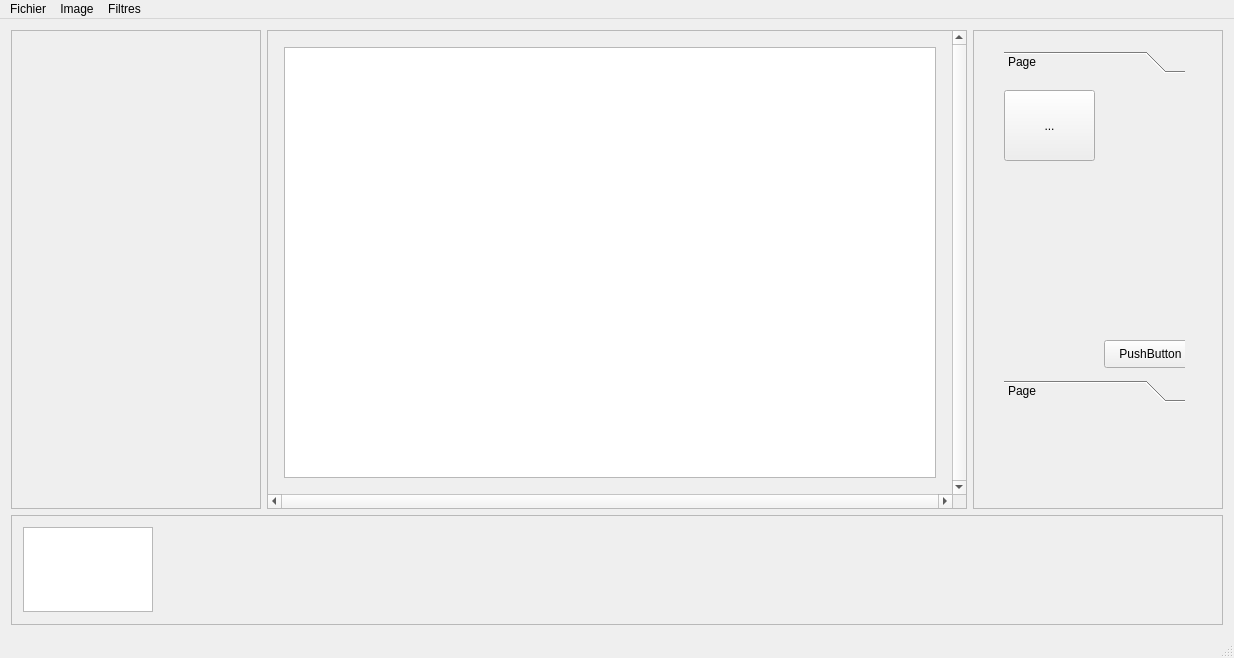
Above: mainwindow.ui from Anthiel/IHM_Qt_M1 before the change. Below: the same form after it.
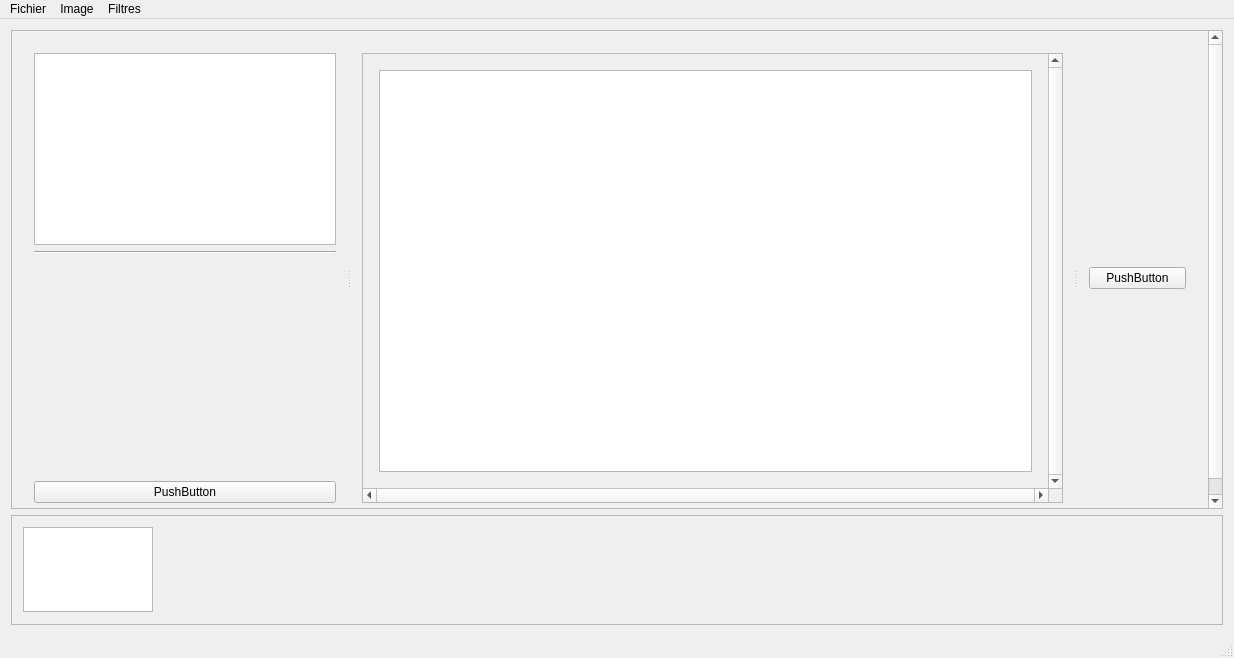
That is the form after the change. Icons and pictures are not drawn. Custom widgets are drawn as their Qt base class.

Commit message: carte mentale + colonne

What changed in the file:
```diff
--- a/mainwindow.ui
+++ b/mainwindow.ui
@@ -32,8 +32,8 @@
    <property name="autoFillBackground">
     <bool>true</bool>
    </property>
-   <layout class="QGridLayout" name="gridLayout">
-    <item row="0" column="0">
+   <layout class="QVBoxLayout" name="verticalLayout_16">
+    <item>
      <layout class="QVBoxLayout" name="verticalLayout">
       <item>
        <layout class="QHBoxLayout" name="horizontalLayout">
@@ -47,7 +47,7 @@
           </property>
           <property name="maximumSize">
            <size>
-            <width>250</width>
+            <width>16777215</width>
             <height>16777215</height>
            </size>
           </property>
@@ -59,13 +59,77 @@
             <rect>
              <x>0</x>
              <y>0</y>
-             <width>248</width>
-             <height>461</height>
+             <width>1210</width>
+             <height>477</height>
             </rect>
            </property>
-          </widget>
-         </widget>
-        </item>
+           <property name="sizePolicy">
+            <sizepolicy hsizetype="Expanding" vsizetype="Expanding">
+             <horstretch>0</horstretch>
+             <verstretch>0</verstretch>
+            </sizepolicy>
+           </property>
+           <layout class="QGridLayout" name="gridLayout">
+            <item row="0" column="0">
+             <widget class="QSplitter" name="splitter">
+              <property name="orientation">
+               <enum>Qt::Horizontal</enum>
+              </property>
+              <widget class="QWidget" name="verticalLayoutWidget">
+               <layout class="QVBoxLayout" name="LayoutGauche">
+                <item>
+                 <widget class="QGraphicsViewCustom" name="carteMentale">
+                  <property name="sizePolicy">
+                   <sizepolicy hsizetype="Preferred" vsizetype="Preferred">
+                    <horstretch>0</horstretch>
+                    <verstretch>0</verstretch>
+                   </sizepolicy>
+                  </property>
+                  <property name="minimumSize">
+                   <size>
+                    <width>140</width>
+                    <height>90</height>
+                   </size>
+                  </property>
+                  <property name="sizeIncrement">
+                   <size>
+                    <width>0</width>
+                    <height>0</height>
+                   </size>
+                  </property>
+                 </widget>
+                </item>
+                <item>
+                 <widget class="Line" name="line">
+                  <property name="orientation">
+                   <enum>Qt::Horizontal</enum>
+                  </property>
+                 </widget>
+                </item>
+                <item>
+                 <spacer name="verticalSpacer_3">
+                  <property name="orientation">
+                   <enum>Qt::Vertical</enum>
+                  </property>
+                  <property name="sizeHint" stdset="0">
+                   <size>
+                    <width>20</width>
+                    <height>40</height>
+                   </size>
+                  </property>
+                 </spacer>
+                </item>
+                <item>
+                 <widget class="QPushButton" name="pushButton">
+                  <property name="text">
+                   <string>PushButton</string>
+                  </property>
+                 </widget>
+                </item>
+               </layout>
+              </widget>
+              <widget class="QWidget" name="verticalLayoutWidget_2">
+               <layout class="QVBoxLayout" name="LayoutPrinc">
         <item>
          <widget class="QScrollArea" name="scrollArea">
           <property name="minimumSize">
@@ -97,8 +161,8 @@
             <rect>
              <x>0</x>
              <y>0</y>
-             <width>671</width>
-             <height>440</height>
+                     <width>901</width>
+                     <height>438</height>
             </rect>
            </property>
            <layout class="QGridLayout" name="gridLayout_3">
@@ -173,122 +237,22 @@
           </widget>
          </widget>
         </item>
+               </layout>
+              </widget>
+              <widget class="QWidget" name="verticalLayoutWidget_3">
+               <layout class="QVBoxLayout" name="LayoutDroit">
         <item>
-         <widget class="QScrollArea" name="rightpanel">
-          <property name="minimumSize">
-           <size>
-            <width>250</width>
-            <height>0</height>
-           </size>
-          </property>
-          <property name="maximumSize">
-           <size>
-            <width>250</width>
-            <height>16777215</height>
-           </size>
-          </property>
-          <property name="verticalScrollBarPolicy">
-           <enum>Qt::ScrollBarAsNeeded</enum>
-          </property>
-          <property name="horizontalScrollBarPolicy">
-           <enum>Qt::ScrollBarAsNeeded</enum>
-          </property>
-          <property name="sizeAdjustPolicy">
-           <enum>QAbstractScrollArea::AdjustIgnored</enum>
-          </property>
-          <property name="widgetResizable">
-           <bool>true</bool>
-          </property>
-          <widget class="QWidget" name="scrollAreaWidgetContents_4">
-           <property name="geometry">
-            <rect>
-             <x>0</x>
-             <y>0</y>
-             <width>248</width>
-             <height>461</height>
-            </rect>
-           </property>
-           <widget class="QToolBox" name="toolBox">
-            <property name="geometry">
-             <rect>
-              <x>30</x>
-              <y>20</y>
-              <width>181</width>
-              <height>351</height>
-             </rect>
-            </property>
-            <property name="contextMenuPolicy">
-             <enum>Qt::ActionsContextMenu</enum>
-            </property>
-            <property name="currentIndex">
-             <number>0</number>
-            </property>
-            <property name="tabSpacing">
-             <number>7</number>
-            </property>
-            <widget class="QWidget" name="page_4">
-             <property name="geometry">
-              <rect>
-               <x>0</x>
-               <y>0</y>
-               <width>181</width>
-               <height>289</height>
-              </rect>
-             </property>
-             <attribute name="label">
-              <string>Page</string>
-             </attribute>
-             <widget class="QPushButton" name="pushButton_5">
-              <property name="geometry">
-               <rect>
-                <x>100</x>
-                <y>260</y>
-                <width>93</width>
-                <height>28</height>
-               </rect>
-              </property>
+                 <widget class="QPushButton" name="pushButton_3">
               <property name="text">
                <string>PushButton</string>
               </property>
              </widget>
-             <widget class="QToolButton" name="toolButton">
-              <property name="geometry">
-               <rect>
-                <x>0</x>
-                <y>10</y>
-                <width>91</width>
-                <height>71</height>
-               </rect>
-              </property>
-              <property name="text">
-               <string>...</string>
-              </property>
-              <property name="icon">
-               <iconset resource="ressources.qrc">
-                <normaloff>:/icones/kanna.png</normaloff>:/icones/kanna.png</iconset>
-              </property>
-              <property name="iconSize">
-               <size>
-                <width>80</width>
-                <height>80</height>
-               </size>
-              </property>
-             </widget>
-            </widget>
-            <widget class="QWidget" name="page">
-             <property name="geometry">
-              <rect>
-               <x>0</x>
-               <y>0</y>
-               <width>181</width>
-               <height>289</height>
-              </rect>
-             </property>
-             <attribute name="label">
-              <string>Page</string>
-             </attribute>
-            </widget>
-           </widget>
+                </item>
+               </layout>
+              </widget>
+             </widget>
+            </item>
+           </layout>
           </widget>
          </widget>
         </item>
```
Left out of the diff: 70 changed lines with no effect on the pictures. Lines whose indentation alone changed are shown as unchanged. The commit also changes 2 other files.
